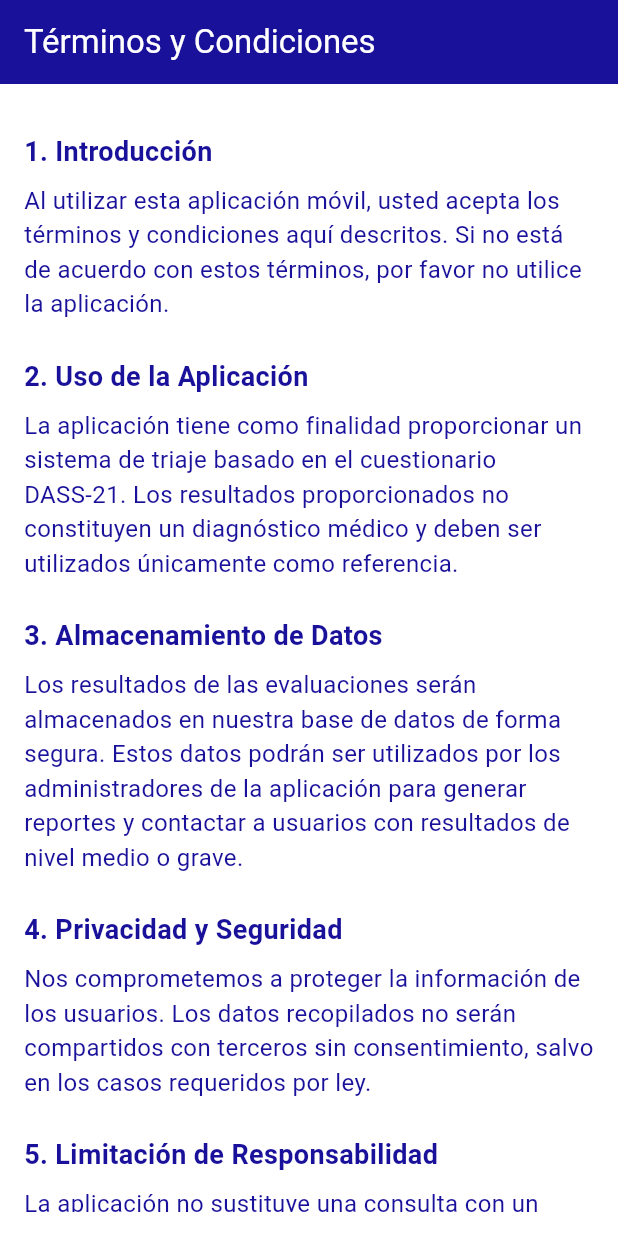
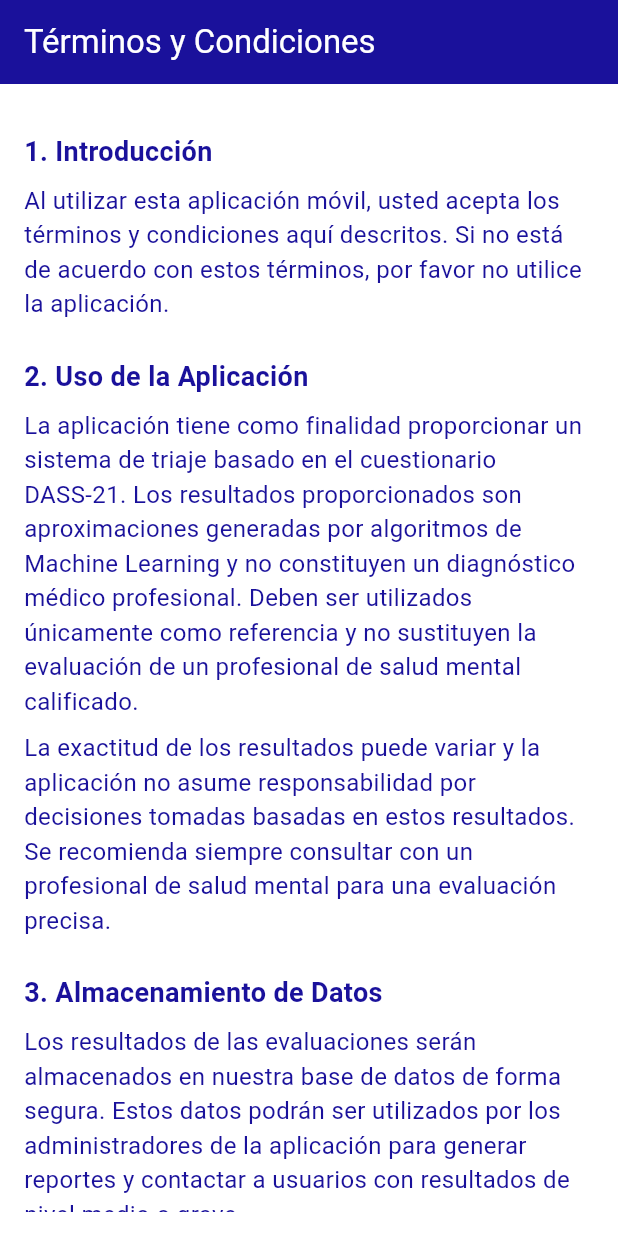
Before and after one commit to Jorgemercfa/MobileAppBimental, a Flutter app: the TermsAndConditionsScreen screen opened directly, on a phone screen of 412 x 824 dp. Run offline on Flutter 3.47's test engine with Material 3 defaults, Android fonts, the phone set to English and light mode, and no system bars; our stand-ins replace cloud_firestore, firebase_core, firebase_messaging, flutter_local_notifications, shared_preferences; accounts and stored records are empty.

Commit message:
specialized_advisors_observations_raid_term_con_privacy

```diff
--- a/bimental_application_1/lib/PrivacyPolicyScreen.dart
+++ b/bimental_application_1/lib/PrivacyPolicyScreen.dart
@@ -25,14 +25,14 @@ class PrivacyPolicyScreen extends StatelessWidget {
             _buildSectionText(
                 '- Respuestas al cuestionario DASS-21: Datos ingresados por el usuario durante la evaluación.'),
             _buildSectionText(
-                '- Resultados de la evaluación: Nivel de depresión, ansiedad y estrés según el procesamiento del modelo de Machine Learning.'),
+                '- Resultados de la evaluación: Nivel de depresión, ansiedad y estrés según el procesamiento del modelo de Machine Learning. Los resultados son aproximados y no constituyen un diagnóstico médico profesional.'),
             _buildSectionText(
                 '- Datos de actividad: Registros de uso de la aplicación con fines de monitoreo.'),
             _buildSectionTitle('3. Uso de la Información'),
             _buildSectionText(
                 'Los datos recopilados serán utilizados con los siguientes propósitos:'),
             _buildSectionText(
-                '- Procesar las respuestas suministradas y generar resultados de triaje.'),
+                '- Procesar las respuestas suministradas y generar resultados de triaje. Estos resultados son indicativos y deben ser interpretados por un profesional de salud mental.'),
             _buildSectionText(
                 '- Proporcionar recomendaciones de contacto en caso de resultados positivos.'),
             _buildSectionText(
--- a/bimental_application_1/lib/TermsAndConditionsScreen.dart
+++ b/bimental_application_1/lib/TermsAndConditionsScreen.dart
@@ -21,7 +21,9 @@ class TermsAndConditionsScreen extends StatelessWidget {
                 'Al utilizar esta aplicación móvil, usted acepta los términos y condiciones aquí descritos. Si no está de acuerdo con estos términos, por favor no utilice la aplicación.'),
             _buildSectionTitle('2. Uso de la Aplicación'),
             _buildSectionText(
-                'La aplicación tiene como finalidad proporcionar un sistema de triaje basado en el cuestionario DASS-21. Los resultados proporcionados no constituyen un diagnóstico médico y deben ser utilizados únicamente como referencia.'),
+                'La aplicación tiene como finalidad proporcionar un sistema de triaje basado en el cuestionario DASS-21. Los resultados proporcionados son aproximaciones generadas por algoritmos de Machine Learning y no constituyen un diagnóstico médico profesional. Deben ser utilizados únicamente como referencia y no sustituyen la evaluación de un profesional de salud mental calificado.'),
+            _buildSectionText(
+                'La exactitud de los resultados puede variar y la aplicación no asume responsabilidad por decisiones tomadas basadas en estos resultados. Se recomienda siempre consultar con un profesional de salud mental para una evaluación precisa.'),
             _buildSectionTitle('3. Almacenamiento de Datos'),
             _buildSectionText(
                 'Los resultados de las evaluaciones serán almacenados en nuestra base de datos de forma segura. Estos datos podrán ser utilizados por los administradores de la aplicación para generar reportes y contactar a usuarios con resultados de nivel medio o grave.'),
@@ -30,7 +32,9 @@ class TermsAndConditionsScreen extends StatelessWidget {
                 'Nos comprometemos a proteger la información de los usuarios. Los datos recopilados no serán compartidos con terceros sin consentimiento, salvo en los casos requeridos por ley.'),
             _buildSectionTitle('5. Limitación de Responsabilidad'),
             _buildSectionText(
-                'La aplicación no sustituye una consulta con un profesional de salud mental. El usuario es responsable del uso de la información proporcionada.'),
+                'La aplicación no sustituye una consulta con un profesional de salud mental. El usuario es responsable del uso de la información proporcionada y comprende que los resultados son indicativos y no diagnósticos definitivos.'),
+            _buildSectionText(
+                'La aplicación no se hace responsable por acciones tomadas basadas en los resultados proporcionados, ni por cualquier consecuencia derivada de la interpretación de los mismos.'),
             _buildSectionTitle('6. Contacto'),
             _buildSectionText(
                 'Si tiene alguna consulta sobre estos términos y condiciones, puede comunicarse con nuestro equipo de soporte.'),
@@ -45,7 +49,7 @@ class TermsAndConditionsScreen extends StatelessWidget {
                   padding:
                       const EdgeInsets.symmetric(horizontal: 50, vertical: 15),
                 ),
-                child: const Text('Aceptar y Continuar',
+                child: const Text('Continuar',
                     style: TextStyle(color: Colors.white)),
               ),
             ),
```
